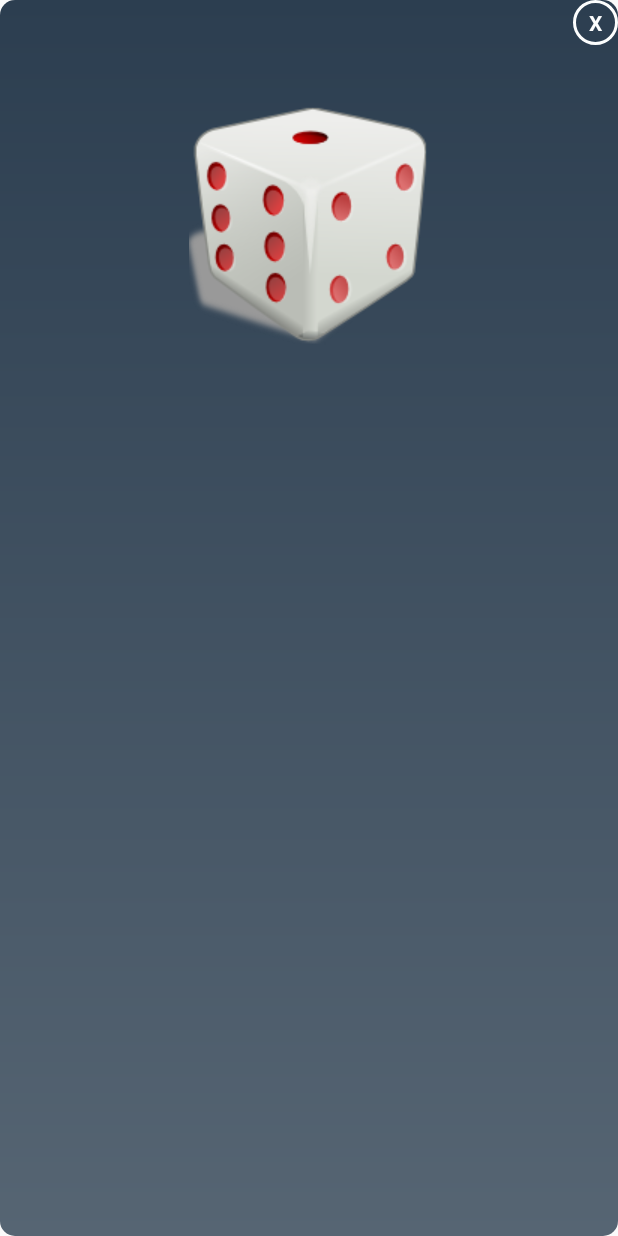
After one commit to AlexPerez78/DuelApp, an Android app: the layout activity_dice_roll.xml on its own in the app's theme, with its tools: preview values and no code run, on a phone screen of 412 x 824 dp. The commit adds this screen. Run offline under Robolectric (Android 15) with nearby library versions, the phone set to English and light mode, and no system bars; network calls fail.

Commit message:
Dice Popup Completed
1) Finished Custom Popup
2)Template for Coin Flip Done

Implement
1) Coin Flip
2) Research 3D Animation

```diff
--- a/app/src/main/java/com/example/alexperez/duelapp/BanList.java
+++ b/app/src/main/java/com/example/alexperez/duelapp/BanList.java
@@ -83,6 +83,7 @@ public class BanList extends AppCompatActivity {
         searchView.setOnSearchViewListener(new MaterialSearchView.SearchViewListener() {
             @Override
             public void onSearchViewShown() {
+                //Leave empty, we want to not touch the list that is shown when its pressed
 
             }
 
@@ -98,6 +99,7 @@ public class BanList extends AppCompatActivity {
         searchView.setOnQueryTextListener(new MaterialSearchView.OnQueryTextListener() {
             @Override
             public boolean onQueryTextSubmit(String query) {
+
                 return false;
             }
 
@@ -110,6 +112,7 @@ public class BanList extends AppCompatActivity {
                       if(items.getHead().toLowerCase().contains(newText)){
                           queryListFound.add(items);
                       }
+
 
                       adapter = new BanlistAdapter(queryListFound,getApplicationContext());
                       recyclerView.setAdapter(adapter);
--- /dev/null
+++ b/app/src/main/res/drawable/popup_bg.xml
@@ -0,0 +1,13 @@
+<?xml version="1.0" encoding="utf-8"?>
+<shape xmlns:android="http://schemas.android.com/apk/res/android">
+    <gradient
+        android:startColor="#2C3E50"
+        android:endColor="#566573"
+        android:angle="270"
+        />
+
+    <corners
+        android:radius="10dp"
+        />
+
+</shape>
--- a/app/src/main/res/layout/activity_ban_list.xml
+++ b/app/src/main/res/layout/activity_ban_list.xml
@@ -32,8 +32,7 @@
             app:searchBackIcon="@drawable/ic_action_navigation_arrow_back_inverted"
             app:searchSuggestionIcon="@drawable/ic_suggestion"
             android:textColor="#FFFFFF"
-            android:textColorHint="#FFFFFF"
-            android:imeOptions="actionDone">
+            android:textColorHint="#FFFFFF">
 
         </com.miguelcatalan.materialsearchview.MaterialSearchView>
 
--- /dev/null
+++ b/app/src/main/res/layout/activity_dice_roll.xml
@@ -0,0 +1,34 @@
+<?xml version="1.0" encoding="utf-8"?>
+<LinearLayout xmlns:android="http://schemas.android.com/apk/res/android"
+    xmlns:app="http://schemas.android.com/apk/res-auto"
+    xmlns:tools="http://schemas.android.com/tools"
+    android:layout_width="match_parent"
+    android:layout_height="match_parent"
+    android:background="@drawable/popup_bg"
+
+    android:orientation="vertical"
+    tools:context="com.example.alexperez.duelapp.DiceRoll">
+
+    <TextView
+        android:id="@+id/btnclose"
+        android:layout_width="30dp"
+        android:layout_height="30dp"
+        android:layout_gravity="end"
+        android:text="X"
+        android:textColor="@color/white"
+        android:textStyle="bold"
+        android:gravity="center"
+        android:background="@drawable/buttonstylecircle"
+        />
+
+    <ImageView
+        android:id="@+id/starter"
+        android:layout_width="wrap_content"
+        android:layout_height="wrap_content"
+        android:layout_gravity="center_horizontal|center_vertical"
+        android:scaleType="fitXY"
+        android:layout_marginTop="40dp"
+        android:src="@drawable/starter"
+        android:contentDescription="Image" />
+
+</LinearLayout>
--- a/app/src/main/res/menu/bottom_navigation_menu.xml
+++ b/app/src/main/res/menu/bottom_navigation_menu.xml
@@ -4,7 +4,8 @@
     <item
         android:id="@+id/dice"
         android:icon="@drawable/ic_dice"
-        android:title="">
+        android:title=""
+        >
     </item>
 
     <item
--- a/app/src/main/res/values/styles.xml
+++ b/app/src/main/res/values/styles.xml
@@ -15,4 +15,9 @@
         <item name="colorAccent">@color/colorAccent</item>
     </style>
 
+    <style name="AppTheme.PopUp">
+        <item name="android:windowIsTranslucent">true</item>
+        <item name="android:windowCloseOnTouchOutside">true</item>
+    </style>
+
 </resources>
```
Also changed, not shown: app/src/main/AndroidManifest.xml (+9 -9 lines), app/src/main/java/com/example/alexperez/duelapp/DiceRoll.java (added, +72 -0 lines), app/src/main/java/com/example/alexperez/duelapp/FlipCoin.java (added, +38 -0 lines), app/src/main/java/com/example/alexperez/duelapp/MainActivity.java (+15 -17 lines), app/src/main/res/layout/activity_flip_coin.xml (added, +10 -0 lines), app/src/main/res/layout/custom_popup.xml (deleted, +0 -34 lines), app/src/main/res/drawable/five.png (added), app/src/main/res/drawable/four.png (added), app/src/main/res/drawable/one.png (added), app/src/main/res/drawable/six.png (added), app/src/main/res/drawable/starter.png (added), app/src/main/res/drawable/three.png (added), app/src/main/res/drawable/two.png (added).
